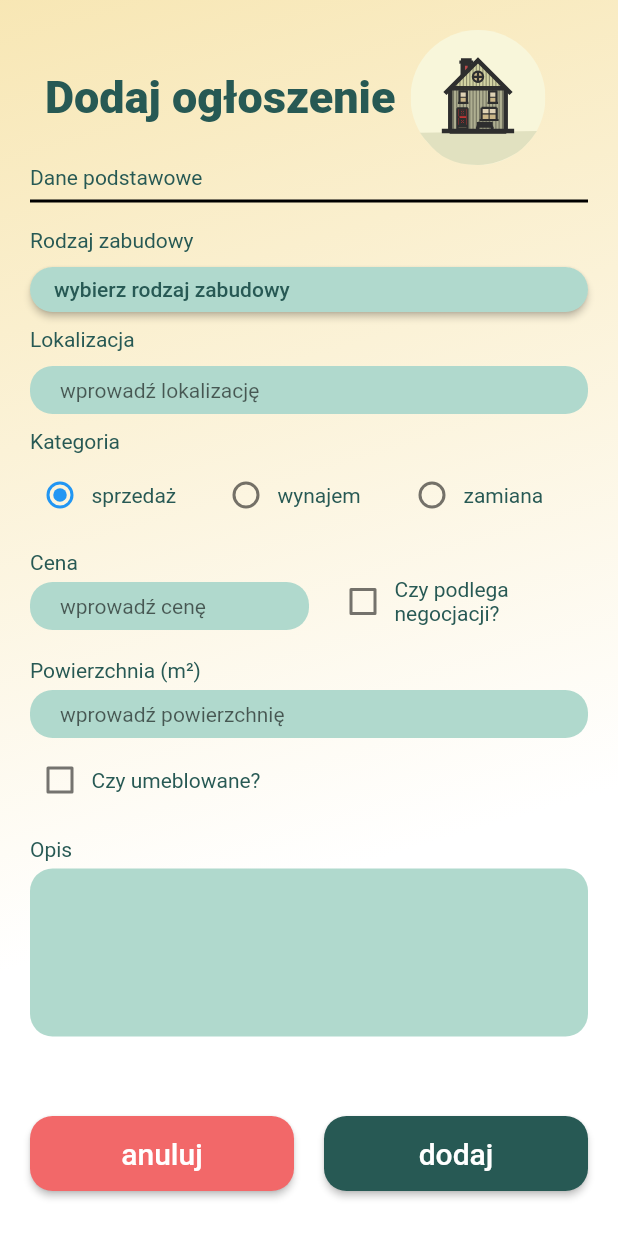
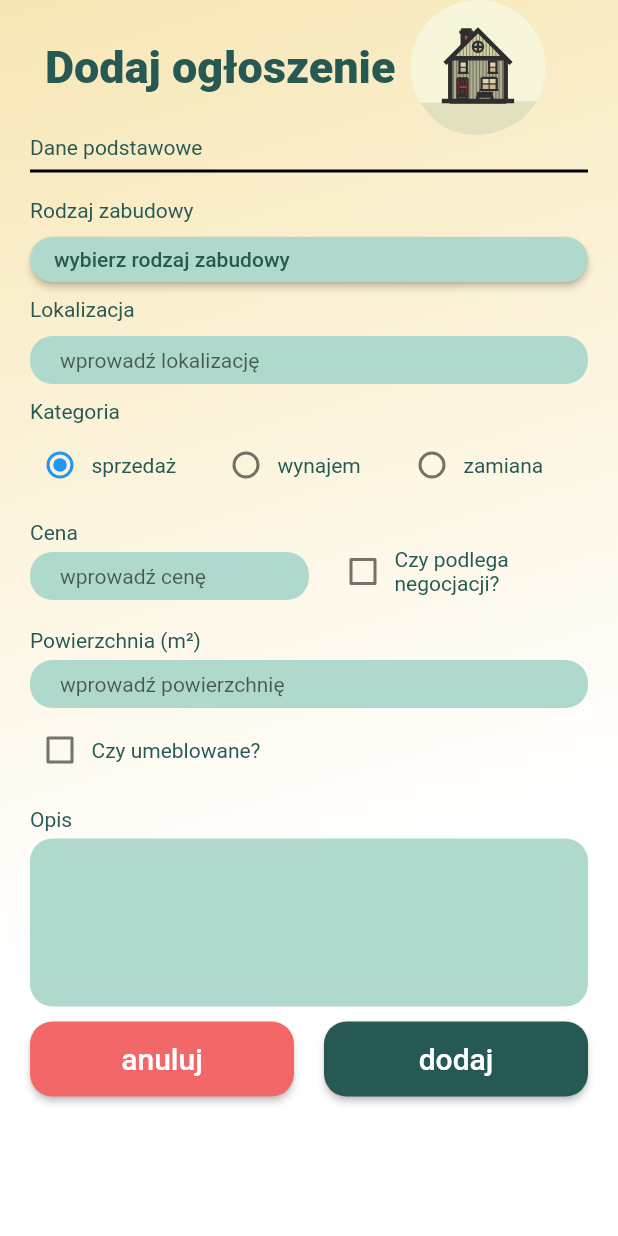
Before and after one commit to JQbss/HomeFinderMobile, a Flutter app: the HomeAnnouncement screen opened directly, item 3 of the bottom bar chosen, after a tap on the "add" icon, on a phone screen of 412 x 824 dp. Run offline on Flutter 3.47's test engine with Material 2 defaults, Android fonts, the phone set to English and light mode, and no system bars; our stand-ins replace flutter_secure_storage, flutter_svg; accounts and stored records are empty; network calls fail.

Commit message:
fix announcement adding, get all announcements from api

```diff
--- a/lib/dao/announcement_api.dart
+++ b/lib/dao/announcement_api.dart
@@ -8,13 +8,13 @@ import 'package:http/http.dart' as http;
 import '../model/announcement/announcement.dart';
 
 class AnnouncementApi extends BaseApi{
-  Future<Announcement> getAll() async {
+  Future<List<Announcement>> getAll() async {
     http.Response response = await http.get(
         super.announcementUri, headers: super.headers);
 
     if(response.statusCode==200){
-      print(response.body);
-      return Announcement.fromJson(jsonDecode(response.body));
+      final result = json.decode(response.body).cast<Map<String, dynamic>>();
+      return result.map<Announcement>((json)=>Announcement.fromJson(json)).toList();
     }else{
       throw Exception("Wystąpił błąd");
     }
--- a/lib/main.dart
+++ b/lib/main.dart
@@ -12,6 +12,7 @@ class HomeFinder extends StatelessWidget {
 
   @override
   Widget build(BuildContext context) => MultiProvider (
+
     providers: [
       ChangeNotifierProvider(create: (context)=>ThemeProvider()),
     ],
--- a/lib/model/announcement/announcement.dart
+++ b/lib/model/announcement/announcement.dart
@@ -56,19 +56,19 @@ class Announcement{
   });
 
   Announcement.fromJson(Map<dynamic,dynamic> json)
-  : uid = json['Uid'],
+  : uid = json['uid'],
     type = json['type'],
-    category = json['category'],
+    category = AnnouncementCategories.values[json['category']??0],
     title = json['title'],
     description = json['description'],
-    numberOfRooms = json['numberOfRooms'],
+    numberOfRooms = NumberOfRooms.values[json['numberOfRooms']??0],
     level = json['level'],
     isFurnished = json['isFurnished'],
     price = json['price'],
     isPriceNegotiable = json['isPriceNegotiable'],
     typeOfBuilding = json['typeOfBuilding'],
     additionalRent = json['additionalRent'],
-    area = json['area'],
+    area = json['area']?.toDouble(),
     localization = json['localization'],
     sellerUid = json['sellerUid'],
     imageLinks = json['imageLinks'],
--- a/lib/model/enums/types_of_building.dart
+++ b/lib/model/enums/types_of_building.dart
@@ -8,6 +8,12 @@ enum TypesOfBuilding{
   another
 }
 
+final buildingTypes=["blok", "kamienica", "dom wolnostojący", "szeregowiec", "apartamentowiec", "loft", "pozostałe"];
+
 List<String> listOfBuildingTypes(){
-  return ["blok", "kamienica", "dom wolnostojący", "szeregowiec", "apartamentowiec", "loft", "pozostałe"];
+  return buildingTypes;
 }
+
+String getBuildingType(int index){
+  return buildingTypes[index];
+}
--- a/lib/screens/announcement/announcement_added/announcement_new/announcement_new.dart
+++ b/lib/screens/announcement/announcement_added/announcement_new/announcement_new.dart
@@ -10,7 +10,7 @@ import '../../../../model/announcement/announcement.dart';
 import '../../../../model/enums/announcement_categories.dart';
 import '../../../../model/enums/types_of_building.dart';
 import '../../../../provider/theme/theme_provider.dart';
-import '../../../../widget/custom_dropdown_multiselect/custom_dropdown_multiselect.dart';
+import '../../../../widget/custom_dropdown_single_select/custom_dropdown_single_select.dart';
 
 class AnnouncementNew extends StatefulWidget {
 
@@ -31,8 +31,7 @@ class _AnnouncementNewState extends State<AnnouncementNew> {
   TextEditingController descriptionController = TextEditingController();
   bool isPriceNegotiable = false;
   bool isFurnished = false;
-
-  final List<String> selectedBuildingType=[];
+  int selectedBuildingType=0;
   int selectedCategory=0;
 
   void changeCategory(int? newValue){
@@ -62,11 +61,13 @@ class _AnnouncementNewState extends State<AnnouncementNew> {
       isPriceNegotiable: isPriceNegotiable,
       isFurnished: isFurnished,
       category: AnnouncementCategories.values[selectedCategory],
+      typeOfBuilding: TypesOfBuilding.values[selectedBuildingType]
     );
     var req = await announcementApi.createAnnouncement(announcement);
     if(req.statusCode==201){
       Navigator.of(context).pop();
     }
+    print(req.statusCode);
   }
 
   @override
@@ -84,7 +85,7 @@ class _AnnouncementNewState extends State<AnnouncementNew> {
             )
           ),
         child: Padding(
-          padding: const EdgeInsets.all(20.0),
+          padding: const EdgeInsets.only(left: 20.0, right: 20.0),
           child: Column(
             mainAxisSize: MainAxisSize.min,
             children: [
@@ -102,6 +103,7 @@ class _AnnouncementNewState extends State<AnnouncementNew> {
                 ],
               ),
               Expanded(
+                child: SingleChildScrollView(
                   child: Form(
                     key: _formKey,
                       child: Column(
@@ -116,7 +118,13 @@ class _AnnouncementNewState extends State<AnnouncementNew> {
                             padding: EdgeInsets.only(top: 10.0, bottom: 10),
                             child: CustomDescription(value: "Rodzaj zabudowy"),
                           ),
-                        CustomDropdownMultiselect(items: listOfBuildingTypes(), text: "wybierz rodzaj zabudowy", fontSize: 14, height: 30,selectedItems: selectedBuildingType),
+                          CustomDropdownSingleSelect(items: listOfBuildingTypes(),currentItem: selectedBuildingType, text: "wybierz rodzaj zabudowy",
+                              fontSize: 14, height: 30,
+                              selectItem: (value)=>{setState(() {
+                                  selectedBuildingType=value;
+                                })
+                              }
+                          ),
                           const Padding(
                             padding: EdgeInsets.only(top: 10.0, bottom: 10),
                             child: CustomDescription(value: "Lokalizacja"),
@@ -211,10 +219,8 @@ class _AnnouncementNewState extends State<AnnouncementNew> {
                             child: CustomDescription(value: "Opis"),
                           ),
                           CustomTextFormField(controller: descriptionController,fontSize: 14,padding: 8, maxLines: 6),
-                        Expanded(
-                          child: Align(
-                            child: Padding(
-                              padding: const EdgeInsets.only(bottom: 10.0),
+                          Padding(
+                            padding: const EdgeInsets.only(top: 10.0, bottom: 20.0),
                             child: Row(
                               children: [
                                 Expanded(child: CustomButton(onPressed: ()=>{Navigator.of(context).pop()}, text: "anuluj", backgroundColor: Color(ThemeProvider.theme["errorRed"]))),
@@ -223,11 +229,8 @@ class _AnnouncementNewState extends State<AnnouncementNew> {
                               ],
                             ),
                           ),
-                            alignment: Alignment.bottomCenter,
+                        ],
                       ),
-                        ),
-
-                      ],
                   ),
                 ),
               )
--- a/lib/screens/announcement/announcement_main/announcement_main.dart
+++ b/lib/screens/announcement/announcement_main/announcement_main.dart
@@ -1,6 +1,8 @@
 import 'package:flutter/material.dart';
 import 'package:flutter_svg/svg.dart';
 import 'package:home_finder/dao/announcement_api.dart';
+import 'package:home_finder/model/announcement/announcement.dart';
+import 'package:home_finder/widget/announcemet_widget/announcement_widget.dart';
 
 import '../../../model/enums/types_of_building.dart';
 import '../../../provider/theme/theme_provider.dart';
@@ -36,8 +38,8 @@ class _AnnouncementMainState extends State<AnnouncementMain> {
   }
 
   void test()async{
-    print("here");
-    print(await AnnouncementApi().getAll());
+    List<Announcement> announcement = await AnnouncementApi().getAll();
+    print(announcement[0].area);
   }
   @override
   Widget build(BuildContext context) {
@@ -104,6 +106,13 @@ class _AnnouncementMainState extends State<AnnouncementMain> {
                     thickness: 2,
                   ),
                 )
+              ],
+            ),
+          ),
+          Expanded(
+            child: ListView(
+              children: [
+                AnnouncementWidget(shortDesc: "krótki opis", price: 1211, area: 45, address: "Toruń Gagarina 11")
               ],
             ),
           )
@@ -180,6 +189,7 @@ class _AnnouncementMainState extends State<AnnouncementMain> {
             ),
           ),
           Row(
+
             children: [
               Padding(
                 padding: const EdgeInsets.only(right: 10.0,bottom: 5),
--- a/lib/screens/announcement/home_announcement.dart
+++ b/lib/screens/announcement/home_announcement.dart
@@ -1,5 +1,6 @@
 
 import 'package:flutter/material.dart';
+import 'package:flutter/services.dart';
 import 'package:home_finder/provider/theme/theme_provider.dart';
 import 'package:home_finder/screens/announcement/announcement_added/announcement_added.dart';
 import 'package:home_finder/screens/announcement/announcement_main/announcement_main.dart';
@@ -29,6 +30,7 @@ class _HomeAnnouncementState extends State<HomeAnnouncement> {
 
   @override
   Widget build(BuildContext context) {
+    SystemChrome.setEnabledSystemUIMode(SystemUiMode.manual,overlays: [SystemUiOverlay.bottom]);
     return Scaffold(
       bottomNavigationBar: BottomNavigationBar(
         currentIndex: index,
--- a/lib/screens/home/home.dart
+++ b/lib/screens/home/home.dart
@@ -1,4 +1,5 @@
 import 'package:flutter/material.dart';
+import 'package:flutter/services.dart';
 import 'package:flutter_svg/flutter_svg.dart';
 import 'package:home_finder/dao/auth_api.dart';
 import 'package:home_finder/screens/announcement/home_announcement.dart';
@@ -62,7 +63,9 @@ class _Home extends State<Home> {
 
   @override
   Widget build(BuildContext context) {
+    SystemChrome.setEnabledSystemUIMode(SystemUiMode.manual,overlays: [SystemUiOverlay.bottom]);
     return Scaffold(
+
       body: Container(
         decoration: BoxDecoration(
           gradient: LinearGradient(
--- /dev/null
+++ b/lib/widget/announcemet_widget/announcement_widget.dart
@@ -0,0 +1,68 @@
+import 'package:flutter/material.dart';
+import 'package:home_finder/provider/theme/theme_provider.dart';
+import 'package:home_finder/widget/custom_description/custom_description.dart';
+import 'package:home_finder/widget/custom_input_title/custom_input_title.dart';
+
+class AnnouncementWidget extends StatefulWidget {
+  final String? imageUrl;
+  final String shortDesc;
+  final double price;
+  final double area;
+  final String address;
+  const AnnouncementWidget({Key? key, this.imageUrl, required this.shortDesc, required this.price, required this.area, required this.address}) : super(key: key);
+
+  @override
+  State<AnnouncementWidget> createState() => _AnnouncementWidgetState();
+}
+
+class _AnnouncementWidgetState extends State<AnnouncementWidget> {
+  @override
+  Widget build(BuildContext context) {
+    return Container(
+      height: 250,
+      child: Column(
+        crossAxisAlignment: CrossAxisAlignment.stretch,
+        children: [
+          Expanded(
+            child: Container(
+              decoration: BoxDecoration(
+                  color: Color(ThemeProvider.theme["lightGreen"]),
+                  borderRadius: const BorderRadius.only(topRight: Radius.circular(20.0)),
+              ),
+              child: Icon(Icons.hide_image_outlined),),
+          ),
+          Container(
+            decoration: BoxDecoration(
+              color: Color(ThemeProvider.theme["lightGreen"]),
+              borderRadius: const BorderRadius.only(bottomLeft: Radius.circular(20.0), bottomRight: Radius.circular(20.0))
+            ),
+            child: Padding(
+              padding: const EdgeInsets.all(8.0),
+              child: Column(
+                children: [
+                  Row(
+                    children: [
+                      CustomDescription(value: widget.shortDesc),
+                    ],
+                  ),
+                  Row(
+                    children: [
+                      CustomInputTitle(value: widget.price.toString()+" zł"),
+                      const Expanded(child: SizedBox()),
+                      CustomInputTitle(value: widget.area.toString()+" m\u{00B2}")
+                    ],
+                  ),
+                  Row(
+                    children: [
+                      CustomDescription(value: widget.address),
+                    ],
+                  ),
+                ],
+              ),
+            ),
+          )
+        ],
+      ),
+    );
+  }
+}
--- a/lib/widget/custom_dropdown_multiselect/custom_dropdown_multiselect.dart
+++ b/lib/widget/custom_dropdown_multiselect/custom_dropdown_multiselect.dart
@@ -1,5 +1,6 @@
 import 'package:flutter/material.dart';
 import 'package:home_finder/provider/theme/theme_provider.dart';
+
 
 class CustomDropdownMultiselect extends StatefulWidget {
   final List<String> items;
@@ -73,7 +74,7 @@ class _CustomDropdownMultiselectState extends State<CustomDropdownMultiselect> {
                   ),
               )
         );
-    });
+      });
     }
   );
 }
--- /dev/null
+++ b/lib/widget/custom_dropdown_single_select/custom_dropdown_single_select.dart
@@ -0,0 +1,77 @@
+import 'package:flutter/material.dart';
+
+import '../../provider/theme/theme_provider.dart';
+
+class CustomDropdownSingleSelect extends StatefulWidget {
+  final List<String> items;
+  final String text;
+  final double? height;
+  final double? fontSize;
+  final ValueSetter<int> selectItem;
+  final int currentItem;
+  const CustomDropdownSingleSelect({Key? key, required this.items, required this.text,
+    this.height, this.fontSize, required this.selectItem, required this.currentItem}) : super(key: key);
+
+  @override
+  State<CustomDropdownSingleSelect> createState() => _CustomDropdownSingleSelectState();
+}
+
+class _CustomDropdownSingleSelectState extends State<CustomDropdownSingleSelect> {
+  void changeCategory(int? newValue){
+    setState(() {
+      widget.selectItem(newValue??0);
+    });
+  }
+  @override
+  Widget build(BuildContext context) {
+    return SizedBox(
+      height: widget.height ?? 50,
+      width: MediaQuery.of(context).size.width,
+      child: ElevatedButton(
+
+        style: ButtonStyle(
+          shape: MaterialStateProperty.all<RoundedRectangleBorder>(
+              const RoundedRectangleBorder(
+                borderRadius: BorderRadius.all(Radius.circular(15.0)),
+              )
+          ),
+          backgroundColor:MaterialStateProperty.all(Color(ThemeProvider.theme["lightGreen"])),
+        ),
+        onPressed: openDropdown,
+        child: Align(
+          alignment: Alignment.centerLeft,
+          child: Text(
+            widget.text.toLowerCase(),
+            style: TextStyle(
+              color: Color(ThemeProvider.theme["darkText"]),
+              fontSize: widget.fontSize ?? 20,
+            ),
+          ),
+        ),
+      ),
+
+    );
+  }
+  Future openDropdown()=> showDialog(
+      context: context,
+      builder: (context) {
+        int selected = widget.currentItem;
+        return StatefulBuilder(
+            builder: (context,setState){
+              return AlertDialog(
+                  content: SingleChildScrollView(
+                    child: ListBody(
+                      children: widget.items.map((item) => RadioListTile(
+                        value: widget.items.indexOf(item),
+                        title: Text(item),
+                        controlAffinity: ListTileControlAffinity.leading,
+                        onChanged: (int? value)=>{setState(()=>{changeCategory(value),selected=value??0})},
+                        groupValue: selected,
+                      )).toList(),
+                    ),
+                  )
+              );
+            });
+      }
+  );
+}
--- /dev/null
+++ b/lib/widget/custom_input_title/custom_input_title.dart
@@ -0,0 +1,20 @@
+import 'package:flutter/cupertino.dart';
+
+import '../../provider/theme/theme_provider.dart';
+
+class CustomInputTitle extends StatelessWidget {
+  final String value;
+  const CustomInputTitle({Key? key, required this.value}) : super(key: key);
+
+  @override
+  Widget build(BuildContext context) {
+    return Text(
+      value,
+      style: TextStyle(
+        fontSize: 16,
+        color: Color(ThemeProvider.theme["darkText"]),
+        fontWeight: FontWeight.w800,
+      ),
+    );
+  }
+}
```
Also changed, not shown: lib/dao/base_api.dart (line endings or trailing spaces). Lines whose indentation alone changed are shown as unchanged.
